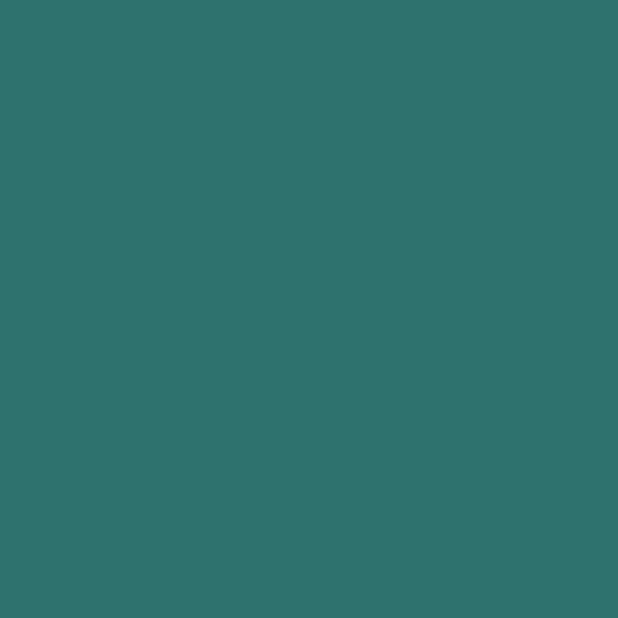
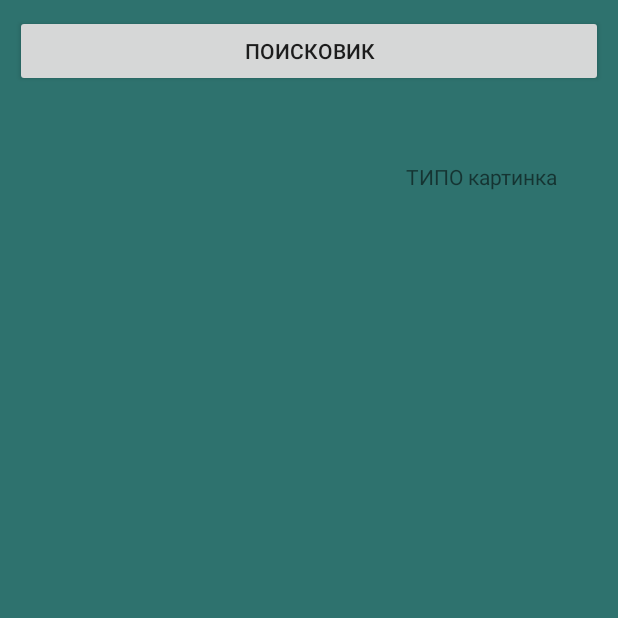
Before and after one commit to Termolk/Slovar-sluha-rel, an Android app: the screen it shows after launch (MainActivity), on a phone screen of 412 x 824 dp, the top half of it. Before the commit the part shown is empty. Run offline under Robolectric (Android 15) with nearby library versions, the phone set to English and light mode, and no system bars.

Commit message:
мини UI и класс с категорией (название и айди)

```diff
--- a/app/build.gradle
+++ b/app/build.gradle
@@ -32,6 +32,7 @@ dependencies {
 
     implementation 'com.android.support:appcompat-v7:28.0.0'
     implementation 'com.android.support.constraint:constraint-layout:2.0.4'
+    implementation 'com.android.support:recyclerview-v7:28.0.0'
     testImplementation 'junit:junit:4.13.2'
     androidTestImplementation 'com.android.support.test:runner:1.0.2'
     androidTestImplementation 'com.android.support.test.espresso:espresso-core:3.0.2'
--- a/app/src/main/res/layout/activity_main.xml
+++ b/app/src/main/res/layout/activity_main.xml
@@ -4,8 +4,38 @@
     xmlns:tools="http://schemas.android.com/tools"
     android:layout_width="match_parent"
     android:layout_height="match_parent"
-    tools:context=".MainActivity"
-    android:background="@color/background">
+    android:background="@color/background"
+    tools:context=".MainActivity">
+
+
+    <Button
+        android:id="@+id/buttonSearch"
+        android:layout_width="0dp"
+        android:layout_height="wrap_content"
+        android:layout_marginLeft="10dp"
+        android:layout_marginTop="10dp"
+        android:layout_marginRight="10dp"
+        android:text="Поисковик"
+        app:layout_constraintEnd_toEndOf="parent"
+        app:layout_constraintStart_toStartOf="parent"
+        app:layout_constraintTop_toTopOf="parent" />
+
+    <TextView
+        android:id="@+id/textView"
+        android:layout_width="wrap_content"
+        android:layout_height="wrap_content"
+        android:layout_marginTop="50dp"
+        android:layout_marginEnd="40dp"
+        android:text="ТИПО картинка"
+        app:layout_constraintEnd_toEndOf="parent"
+        app:layout_constraintTop_toBottomOf="@+id/buttonSearch" />
+
+    <android.support.v7.widget.RecyclerView
+        android:layout_width="412dp"
+        android:layout_height="205dp"
+        app:layout_constraintBottom_toBottomOf="parent"
+        app:layout_constraintEnd_toEndOf="parent"
+        app:layout_constraintStart_toStartOf="parent" />
 
 
 </android.support.constraint.ConstraintLayout>
```
Also changed, not shown: app/src/main/java/com/example/slovarsluha/model/Category.java (added, +27 -0 lines).
